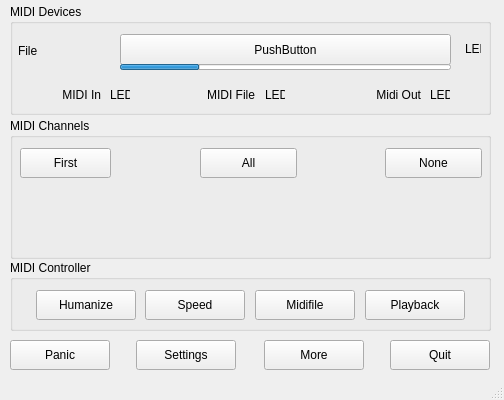
Qt form src/mainwindow.ui (obook/I-like-Chopin) before a commit.
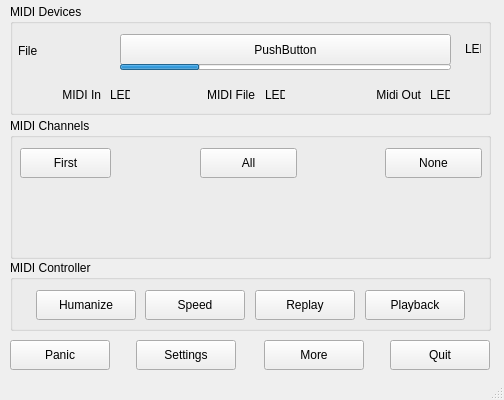
The same form after that commit.

Commit message: Changed : button midifile to Replay

```diff
--- a/src/mainwindow.ui
+++ b/src/mainwindow.ui
@@ -304,7 +304,7 @@
       </rect>
      </property>
      <property name="text">
-      <string>Midifile</string>
+      <string>Replay</string>
      </property>
      <property name="checkable">
       <bool>false</bool>
```
Left out of the diff: 2 changed lines with no effect on the pictures. The commit also changes 3 other files.
